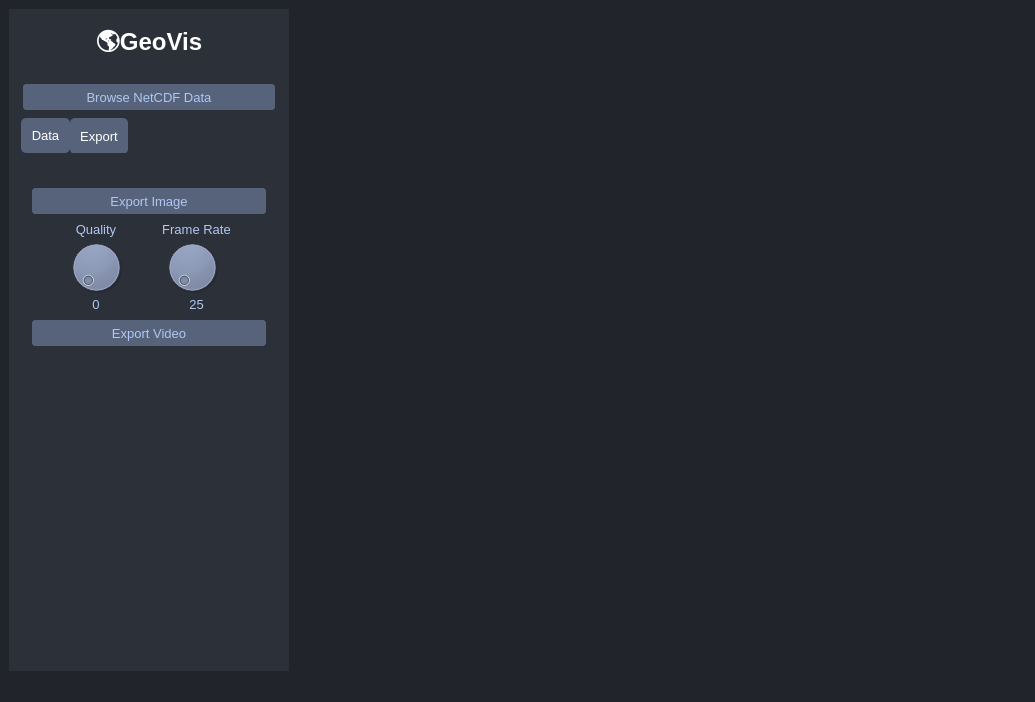
This is assets/ui/gui.ui in sherinsugathan/GeoVis as Qt 5 draws it before an edit. The edited form follows.
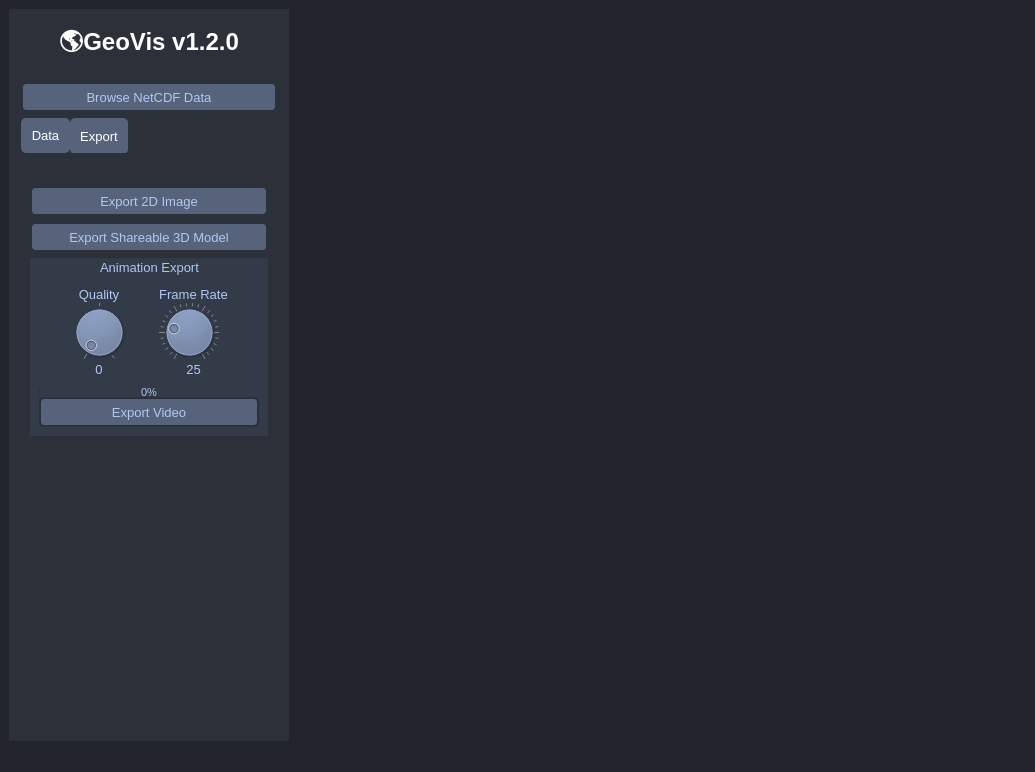
This is the edited form. The open tabs and pages were chosen to show the change. Icons and pictures are not drawn.

What changed in the file:
```diff
--- a/assets/ui/gui.ui
+++ b/assets/ui/gui.ui
@@ -7,7 +7,7 @@
     <x>0</x>
     <y>0</y>
     <width>1035</width>
-    <height>702</height>
+    <height>772</height>
    </rect>
   </property>
   <property name="sizePolicy">
@@ -295,7 +295,7 @@
           <enum>Qt::LeftToRight</enum>
          </property>
          <property name="text">
-          <string>🌎GeoVis</string>
+          <string>🌎GeoVis v1.2.0</string>
          </property>
          <property name="scaledContents">
           <bool>false</bool>
@@ -407,7 +407,22 @@
           <enum>QTabWidget::Rounded</enum>
          </property>
          <property name="currentIndex">
-          <number>1</number>
+          <number>0</number>
+         </property>
+         <property name="elideMode">
+          <enum>Qt::ElideNone</enum>
+         </property>
+         <property name="documentMode">
+          <bool>false</bool>
+         </property>
+         <property name="tabsClosable">
+          <bool>false</bool>
+         </property>
+         <property name="movable">
+          <bool>false</bool>
+         </property>
+         <property name="tabBarAutoHide">
+          <bool>false</bool>
          </property>
          <widget class="QWidget" name="tab">
           <attribute name="title">
@@ -1114,9 +1129,94 @@
 }</string>
              </property>
              <property name="text">
-              <string>Export Image</string>
+              <string>Export 2D Image</string>
              </property>
             </widget>
+           </item>
+           <item>
+            <widget class="QPushButton" name="pushButton">
+             <property name="minimumSize">
+              <size>
+               <width>0</width>
+               <height>30</height>
+              </size>
+             </property>
+             <property name="font">
+              <font>
+               <family>Arial</family>
+               <pointsize>10</pointsize>
+              </font>
+             </property>
+             <property name="styleSheet">
+              <string notr="true">QPushButton {
+border: 2px solid rgb(44, 48, 57);
+	border-radius: 5px;	
+	/*background-color: rgb(52, 59, 72);*/
+background-color: rgb(87, 99, 122);
+color:rgb(175, 199, 242);
+}
+QPushButton:hover {
+	/*background-color: rgb(57, 65, 80);*/
+background-color: rgb(103, 117, 144);
+border: 0px solid rgb(52, 59, 72);
+	
+}
+QPushButton:pressed {	
+	background-color: rgb(35, 40, 49);
+	border: 2px solid rgb(43, 50, 61);
+}</string>
+             </property>
+             <property name="text">
+              <string>Export Shareable 3D Model</string>
+             </property>
+            </widget>
+           </item>
+           <item>
+            <widget class="QGroupBox" name="groupBox_2">
+             <property name="minimumSize">
+              <size>
+               <width>0</width>
+               <height>0</height>
+              </size>
+             </property>
+             <property name="font">
+              <font>
+               <family>Arial</family>
+               <pointsize>10</pointsize>
+              </font>
+             </property>
+             <property name="styleSheet">
+              <string notr="true">background : rgb(52, 59, 72);
+color:rgb(175, 199, 242);</string>
+             </property>
+             <property name="title">
+              <string>Animation Export</string>
+             </property>
+             <property name="alignment">
+              <set>Qt::AlignCenter</set>
+             </property>
+             <property name="flat">
+              <bool>true</bool>
+             </property>
+             <layout class="QVBoxLayout" name="verticalLayout_5">
+              <property name="spacing">
+               <number>0</number>
+              </property>
+              <item>
+               <spacer name="verticalSpacer_7">
+                <property name="orientation">
+                 <enum>Qt::Vertical</enum>
+                </property>
+                <property name="sizeType">
+                 <enum>QSizePolicy::Fixed</enum>
+                </property>
+                <property name="sizeHint" stdset="0">
+                 <size>
+                  <width>20</width>
+                  <height>20</height>
+                 </size>
+                </property>
+               </spacer>
            </item>
            <item>
             <layout class="QGridLayout" name="gridLayout_5">
@@ -1137,6 +1237,9 @@
                <property name="maximum">
                 <number>2</number>
                </property>
+                  <property name="notchesVisible">
+                   <bool>true</bool>
+                  </property>
               </widget>
              </item>
              <item row="0" column="1">
@@ -1186,11 +1289,20 @@
                 </size>
                </property>
                <property name="minimum">
-                <number>25</number>
+                   <number>1</number>
                </property>
                <property name="maximum">
                 <number>100</number>
                </property>
+                  <property name="value">
+                   <number>25</number>
+                  </property>
+                  <property name="wrapping">
+                   <bool>false</bool>
+                  </property>
+                  <property name="notchesVisible">
+                   <bool>true</bool>
+                  </property>
               </widget>
              </item>
              <item row="2" column="0">
@@ -1233,6 +1345,62 @@
              </item>
             </layout>
            </item>
+              <item>
+               <spacer name="verticalSpacer_8">
+                <property name="orientation">
+                 <enum>Qt::Vertical</enum>
+                </property>
+                <property name="sizeType">
+                 <enum>QSizePolicy::Fixed</enum>
+                </property>
+                <property name="sizeHint" stdset="0">
+                 <size>
+                  <width>20</width>
+                  <height>10</height>
+                 </size>
+                </property>
+               </spacer>
+              </item>
+              <item>
+               <widget class="QProgressBar" name="progressBar_ExportVideo">
+                <property name="minimumSize">
+                 <size>
+                  <width>0</width>
+                  <height>10</height>
+                 </size>
+                </property>
+                <property name="maximumSize">
+                 <size>
+                  <width>16777215</width>
+                  <height>10</height>
+                 </size>
+                </property>
+                <property name="font">
+                 <font>
+                  <family>Arial</family>
+                  <pointsize>8</pointsize>
+                 </font>
+                </property>
+                <property name="autoFillBackground">
+                 <bool>false</bool>
+                </property>
+                <property name="styleSheet">
+                 <string notr="true">border-radius: 5px;	</string>
+                </property>
+                <property name="value">
+                 <number>0</number>
+                </property>
+                <property name="alignment">
+                 <set>Qt::AlignCenter</set>
+                </property>
+                <property name="invertedAppearance">
+                 <bool>false</bool>
+                </property>
+                <property name="textDirection">
+                 <enum>QProgressBar::TopToBottom</enum>
+                </property>
+               </widget>
+              </item>
            <item>
             <widget class="QPushButton" name="pushButton_ExportVideo">
              <property name="minimumSize">
@@ -1269,6 +1437,9 @@
              <property name="text">
               <string>Export Video</string>
              </property>
+               </widget>
+              </item>
+             </layout>
             </widget>
            </item>
            <item>
```
Left out of the diff: 121 changed lines with no effect on the pictures. Lines whose indentation alone changed are shown as unchanged.
